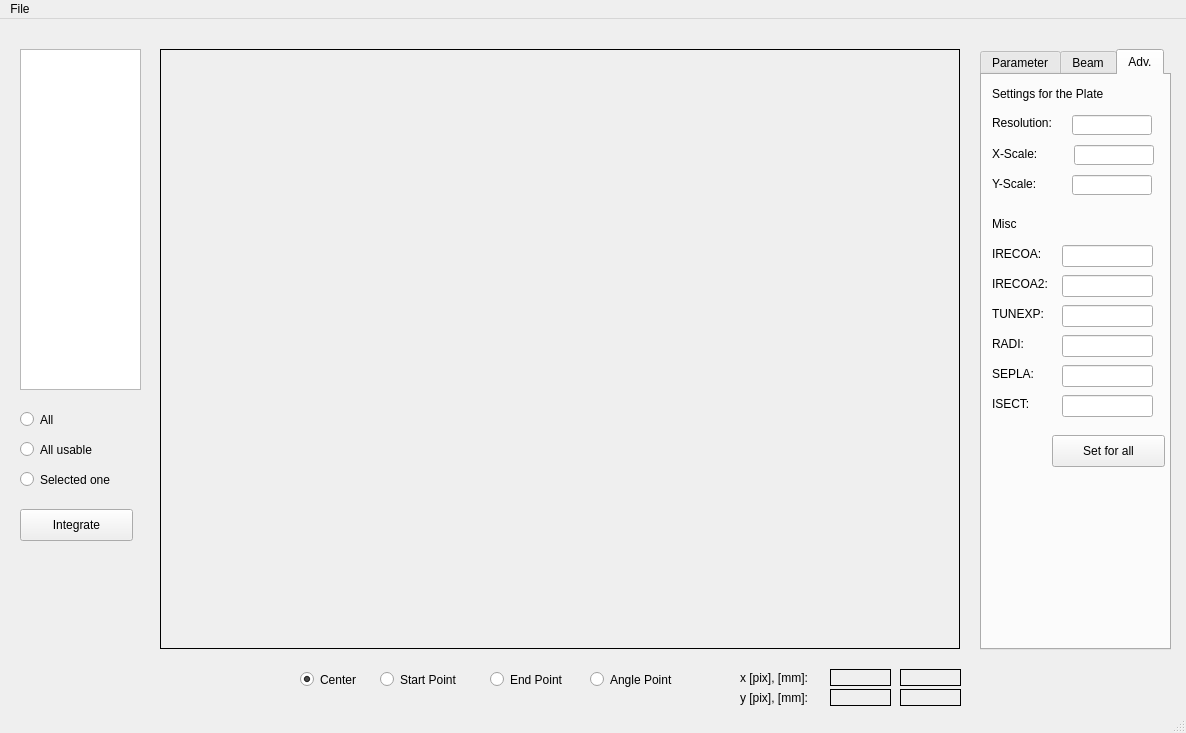
Above: mainwindow.ui from twesterm/ged-interface before the change. Below: the same form after it.
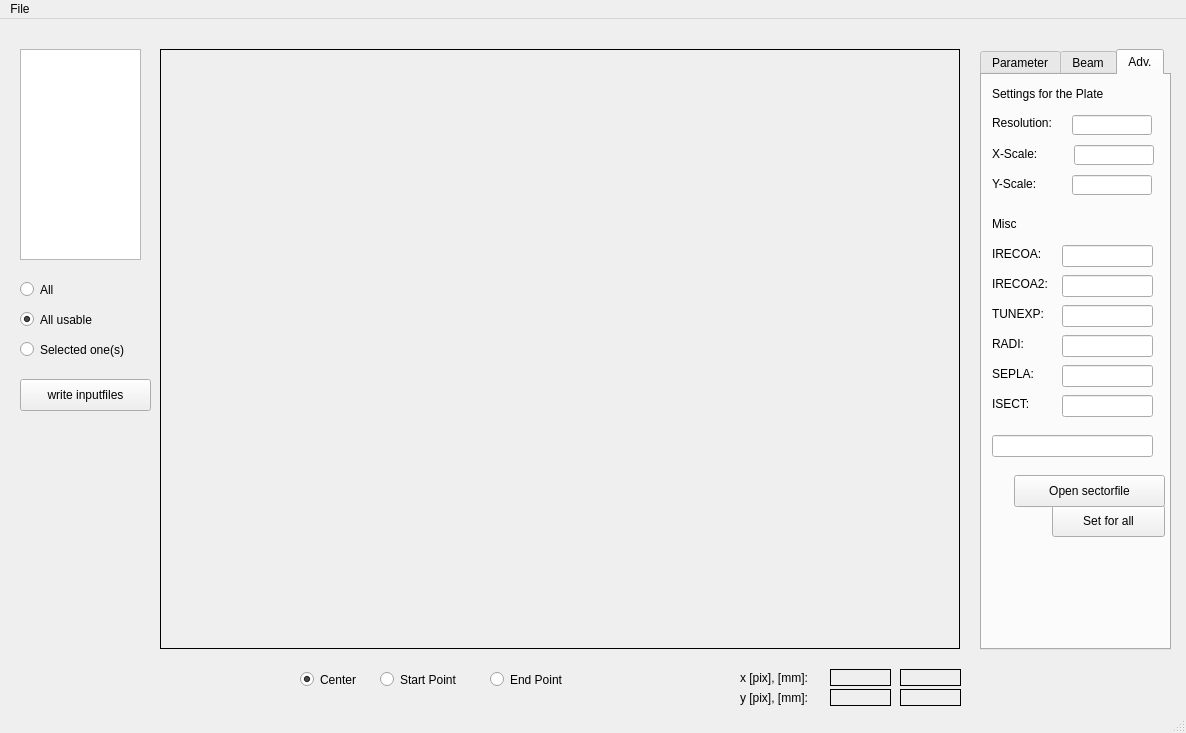
That is the form after the change. The open tabs and pages were chosen to show the change.

What changed in the file:
```diff
--- a/mainwindow.ui
+++ b/mainwindow.ui
@@ -748,7 +748,7 @@
       <property name="geometry">
        <rect>
         <x>70</x>
-        <y>360</y>
+        <y>430</y>
         <width>113</width>
         <height>32</height>
        </rect>
@@ -757,6 +757,29 @@
        <string>Set for all</string>
       </property>
      </widget>
+     <widget class="QPushButton" name="SECFIpushButton">
+      <property name="geometry">
+       <rect>
+        <x>32</x>
+        <y>400</y>
+        <width>151</width>
+        <height>32</height>
+       </rect>
+      </property>
+      <property name="text">
+       <string>Open sectorfile</string>
+      </property>
+     </widget>
+     <widget class="QLineEdit" name="SECFIlineEdit">
+      <property name="geometry">
+       <rect>
+        <x>10</x>
+        <y>360</y>
+        <width>161</width>
+        <height>22</height>
+       </rect>
+      </property>
+     </widget>
     </widget>
    </widget>
    <widget class="QLabel" name="picLabel">
@@ -790,7 +813,7 @@
       <x>20</x>
       <y>30</y>
       <width>121</width>
-      <height>341</height>
+      <height>211</height>
      </rect>
     </property>
    </widget>
@@ -935,40 +958,24 @@
      <string/>
     </property>
    </widget>
-   <widget class="QRadioButton" name="AngleRadioButton">
-    <property name="geometry">
-     <rect>
-      <x>590</x>
-      <y>650</y>
-      <width>101</width>
-      <height>21</height>
-     </rect>
-    </property>
-    <property name="text">
-     <string>Angle Point</string>
-    </property>
-    <attribute name="buttonGroup">
-     <string>buttonGroup</string>
-    </attribute>
-   </widget>
    <widget class="QPushButton" name="IntegratePushButton">
     <property name="geometry">
      <rect>
       <x>20</x>
-      <y>490</y>
-      <width>113</width>
+      <y>360</y>
+      <width>131</width>
       <height>32</height>
      </rect>
     </property>
     <property name="text">
-     <string>Integrate</string>
+     <string>write inputfiles</string>
     </property>
    </widget>
    <widget class="QRadioButton" name="IntegrateAllRadioButton">
     <property name="geometry">
      <rect>
       <x>20</x>
-      <y>390</y>
+      <y>260</y>
       <width>101</width>
       <height>21</height>
      </rect>
@@ -976,6 +983,9 @@
     <property name="text">
      <string>All</string>
     </property>
+    <property name="checked">
+     <bool>false</bool>
+    </property>
     <attribute name="buttonGroup">
      <string>buttonGroup_2</string>
     </attribute>
@@ -984,7 +994,7 @@
     <property name="geometry">
      <rect>
       <x>20</x>
-      <y>420</y>
+      <y>290</y>
       <width>101</width>
       <height>21</height>
      </rect>
@@ -992,6 +1002,9 @@
     <property name="text">
      <string>All usable</string>
     </property>
+    <property name="checked">
+     <bool>true</bool>
+    </property>
     <attribute name="buttonGroup">
      <string>buttonGroup_2</string>
     </attribute>
@@ -1000,13 +1013,13 @@
     <property name="geometry">
      <rect>
       <x>20</x>
-      <y>450</y>
-      <width>111</width>
+      <y>320</y>
+      <width>121</width>
       <height>21</height>
      </rect>
     </property>
     <property name="text">
-     <string>Selected one</string>
+     <string>Selected one(s)</string>
     </property>
     <attribute name="buttonGroup">
      <string>buttonGroup_2</string>
```
Left out of the diff: 3 changed lines with no effect on the pictures.
